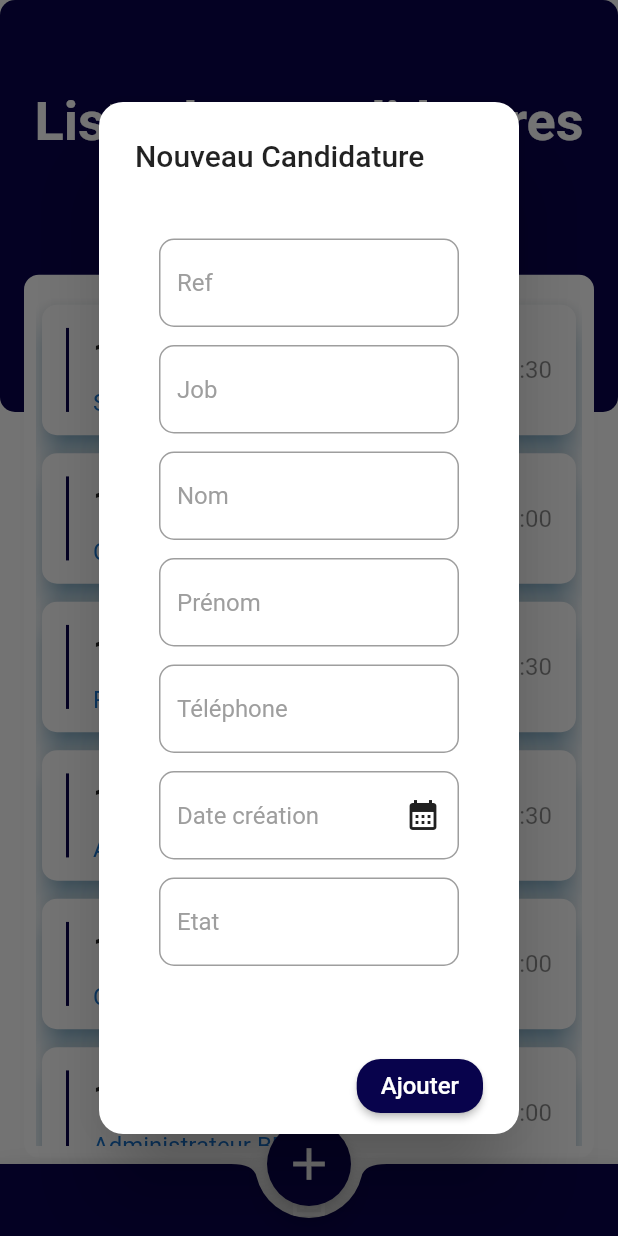
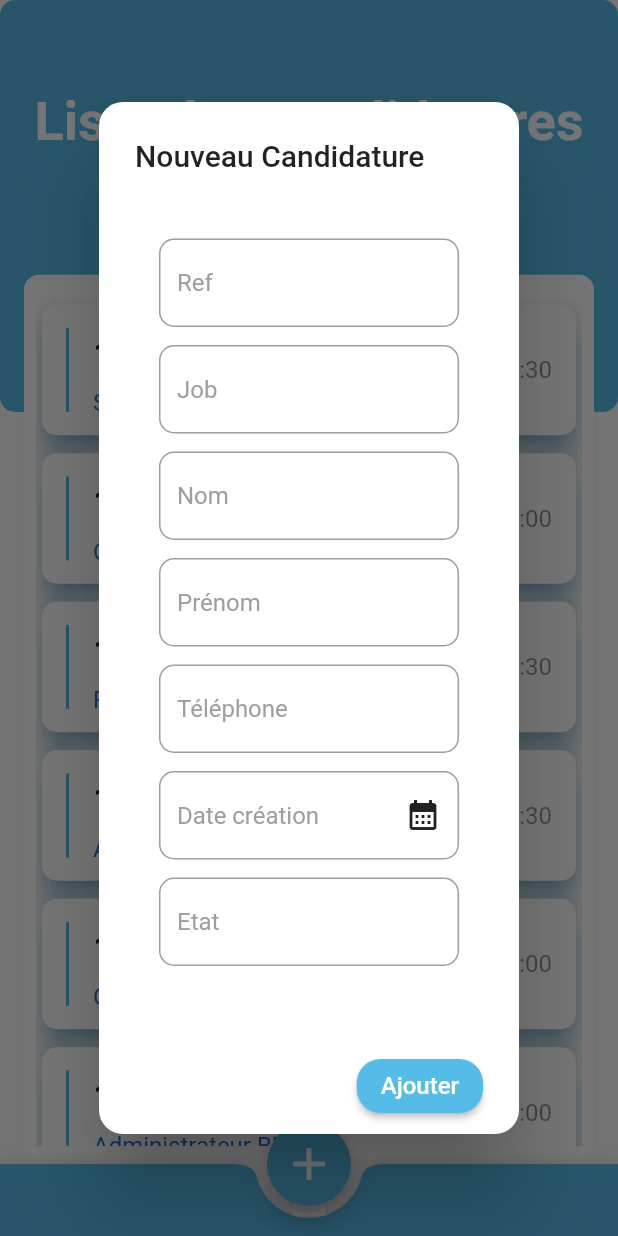
Before and after one commit to DabaSD/Projet_Flutter, a Flutter app: the HomePage screen opened directly, after a tap on the "add" icon, on a phone screen of 412 x 824 dp. Run offline on Flutter 3.47's test engine with Material 2 defaults, Android fonts, the light colour scheme and no system bars; drawn by our look-alikes of flutter_slidable.

Commit message:
Mis à jour Liste

```diff
--- a/lib/home_page.dart
+++ b/lib/home_page.dart
@@ -32,8 +32,8 @@ class _HomePageState extends State<HomePage> {
                   ),
                   gradient: LinearGradient(
                     colors: [
-                      Color(0xff08034c),
-                      Color(0xff08034c),
+                      Color.fromARGB(255, 85, 187, 231),
+                      Color.fromARGB(255, 85, 187, 231),
                     ],
                     begin: Alignment.centerRight,
                     end: Alignment.centerLeft,
@@ -98,7 +98,7 @@ class _HomePageState extends State<HomePage> {
         ),
       ),
       bottomNavigationBar: BottomAppBar(
-        color: const Color(0xff08034c),
+        color: const Color.fromARGB(255, 85, 187, 231),
         shape: const CircularNotchedRectangle(),
         notchMargin: 8,
         child: Row(
@@ -124,7 +124,7 @@ class _HomePageState extends State<HomePage> {
                 return const FormWidget();
               });
         },
-        backgroundColor: const Color(0xff08034c),
+        backgroundColor: const Color.fromARGB(255, 85, 187, 231),
         foregroundColor: const Color(0xffffffff),
         child: const Icon(
           Icons.add,
--- a/lib/models/task.dart
+++ b/lib/models/task.dart
@@ -1,12 +1,12 @@
 class Task {
   final String taskName;
-  final String description;
+  final String poste;
   final DateTime taskTime;
   final bool isDone;
 
   Task(
     this.taskName,
-    this.description,
+    this.poste,
     this.taskTime,
     this.isDone,
   );
--- a/lib/widgets/card_widget.dart
+++ b/lib/widgets/card_widget.dart
@@ -51,7 +51,7 @@ class CardWidget extends StatelessWidget {
               ? const SizedBox()
               : Container(
                   width: 2,
-                  color: const Color(0xff08034c),
+                  color: const Color.fromARGB(255, 85, 187, 231),
                 ),
           title: Padding(
             padding: const EdgeInsets.symmetric(vertical: 8.0),
@@ -64,7 +64,7 @@ class CardWidget extends StatelessWidget {
             ),
           ),
           subtitle: Text(
-            task.description,
+            task.poste,
             style: TextStyle(
               color: Colors.blue.shade700,
               fontSize: 16,
--- a/lib/widgets/form_widget.dart
+++ b/lib/widgets/form_widget.dart
@@ -168,7 +168,7 @@ class _FormWidgetState extends State<FormWidget> {
               shape: RoundedRectangleBorder(
                 borderRadius: BorderRadius.circular(16),
               ),
-              backgroundColor: const Color(0xff08034c),
+              backgroundColor: const Color.fromARGB(255, 85, 187, 231),
             ),
             onPressed: () {
               Navigator.of(context).pop();
```
